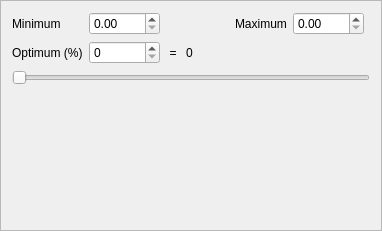
diego0020/braviz-app, file braviz/interaction/qt_guis/rational_details_frame.ui: the form before one commit.
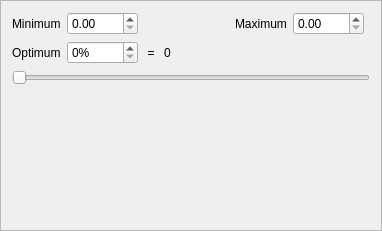
The form after the commit.

Patch:
```diff
--- a/braviz/interaction/qt_guis/rational_details_frame.ui
+++ b/braviz/interaction/qt_guis/rational_details_frame.ui
@@ -22,6 +22,9 @@
   <layout class="QGridLayout" name="gridLayout">
    <item row="2" column="1">
     <widget class="QSpinBox" name="optimum_val">
+     <property name="suffix">
+      <string>%</string>
+     </property>
      <property name="maximum">
       <number>100</number>
      </property>
@@ -33,7 +36,7 @@
       <string>Select the optimal value for this value, the value that would be considered &quot;good&quot;</string>
      </property>
      <property name="text">
-      <string>Optimum (%)</string>
+      <string>Optimum</string>
      </property>
     </widget>
    </item>
```
